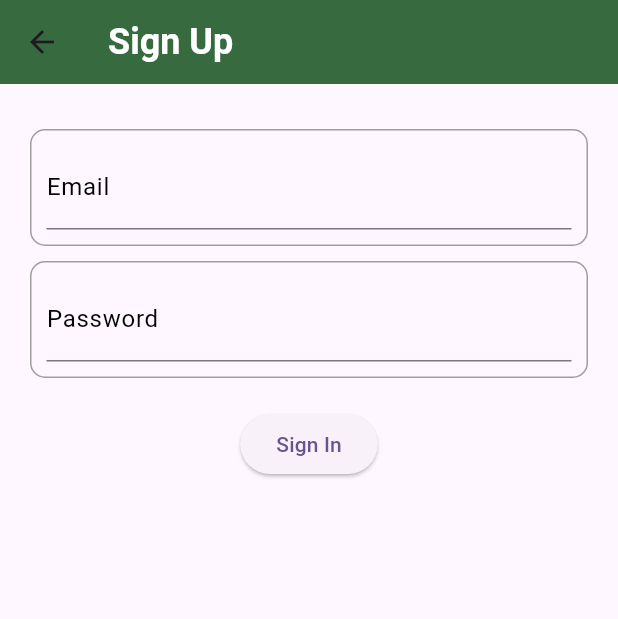
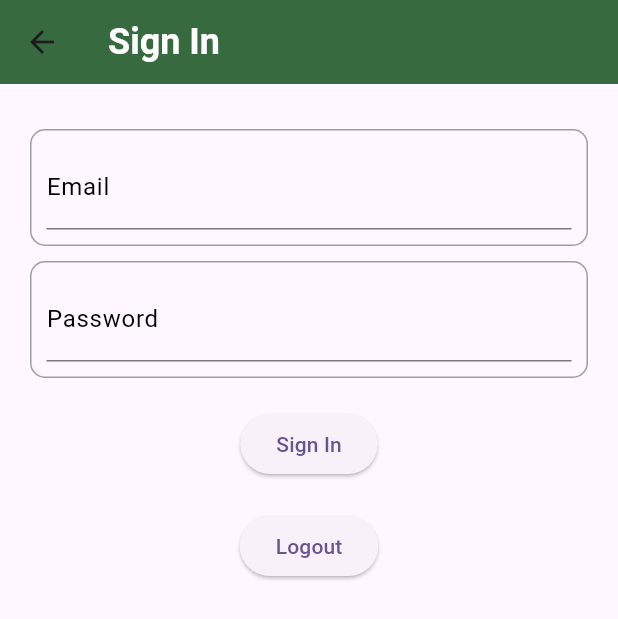
Before and after one commit to Labbe1234/Flutter-App-, a Flutter app: the screen it shows after launch, after a tap on "Sign In", on a phone screen of 412 x 824 dp. Shown: the top 619 px of the screen. Run offline on Flutter 3.47's test engine with Material 3 defaults, Android fonts, the phone set to English and light mode, and no system bars; our stand-ins replace firebase_auth, firebase_core, image_picker, shared_preferences, youtube_player_flutter; missing offline and left inert: tflite_v2; accounts and stored records are empty; network calls fail.

Commit message:
intento de mantener usuario (mejorar)

```diff
--- a/lib/Widgets/sign_in.dart
+++ b/lib/Widgets/sign_in.dart
@@ -1,4 +1,5 @@
 import 'package:firebase_auth/firebase_auth.dart';
+import 'package:shared_preferences/shared_preferences.dart';
 import 'package:flutter/material.dart';
 
 class SignInPage extends StatefulWidget {
@@ -12,14 +13,49 @@
   final TextEditingController _emailController = TextEditingController();
   final TextEditingController _passwordController = TextEditingController();
   bool _showPassword = false; // Flag to control password visibility
+  late SharedPreferences _prefs; // Declare SharedPreferences instance
 
-  Future<void> _signIn() async {
+  @override
+  void initState() {
+    super.initState();
+    _initPrefs();
+  }
+
+  // Initialize SharedPreferences and check for saved credentials
+  Future<void> _initPrefs() async {
+    _prefs = await SharedPreferences.getInstance();
+    _checkSavedCredentials();
+  }
+
+  // Check for saved credentials and attempt automatic sign-in
+  void _checkSavedCredentials() async {
+    final String? savedEmail = _prefs.getString('email');
+    final String? savedPassword = _prefs.getString('password');
+
+    if (savedEmail != null && savedPassword != null) {
+      // Try to sign in with saved credentials
+      await _signIn(email: savedEmail, password: savedPassword);
+    }
+  }
+
+  // Sign-in method to handle both manual and automatic sign-in
+  Future<void> _signIn({String? email, String? password}) async {
     try {
       final FirebaseAuth auth = FirebaseAuth.instance;
+
+      if (email == null && password == null) {
+        // Manual sign-in with form data
         await auth.signInWithEmailAndPassword(
           email: _emailController.text.trim(),
           password: _passwordController.text.trim(),
         );
+      } else {
+        // Automatic sign-in with saved credentials
+        await auth.signInWithEmailAndPassword(email: email!, password: password!);
+      }
+
+      // Save credentials for automatic sign-in on app relaunch (after successful sign-in)
+      _saveLoginCredentials(_emailController.text.trim(), _passwordController.text.trim());
 
       // Navigate to home page after successful sign-in
       Navigator.pushReplacementNamed(context, '/home');
@@ -35,11 +71,32 @@
       // Handle other errors
       print(e);
       ScaffoldMessenger.of(context).showSnackBar(
-        SnackBar(
+        const SnackBar(
           content: Text('An unknown error occurred.'),
         ),
       );
     }
+  }
+
+  // Save login credentials to SharedPreferences
+  void _saveLoginCredentials(String email, String password) async {
+    await _prefs.setString('email', email);
+    await _prefs.setString('password', password);
+  }
+
+  // Logout method to clear saved credentials
+  void _logout() async {
+    await FirebaseAuth.instance.signOut();
+    _clearSavedCredentials();
+
+    // Navigate to login page after successful logout
+    Navigator.pushReplacementNamed(context, '/sign_in');
+  }
+
+  // Clear saved credentials from SharedPreferences
+  void _clearSavedCredentials() async {
+    await _prefs.remove('email');
+    await _prefs.remove('password');
   }
 
   @override
@@ -48,7 +105,7 @@
       appBar: AppBar(
         backgroundColor: const Color.fromARGB(201, 1, 68, 11), // Dark blue background
         title: const Text(
-        'Sign Up', // Change to 'Sign Up' for consistency
+          'Sign In',
           style: TextStyle(
             color: Colors.white, // White text color
             fontSize: 24.0,
@@ -56,12 +113,12 @@
           ),
         ),
       ),
-    body: SingleChildScrollView( // Allow scrolling if content overflows
-      child: Center( // Center content vertically
+      body: SingleChildScrollView(
+        child: Center(
           child: Padding(
             padding: const EdgeInsets.all(20.0),
             child: Column(
-            mainAxisSize: MainAxisSize.min, // Prevent column from expanding
+              mainAxisSize: MainAxisSize.min,
               children: [
                 const SizedBox(height: 10.0),
                 _buildSignUpField(
@@ -77,8 +134,13 @@
                 ),
                 const SizedBox(height: 20.0),
                 ElevatedButton(
-                onPressed: _signIn,
+                  onPressed: () => _signIn(), // Use the sign-in method without parameters
                   child: const Text('Sign In'),
+                ),
+                const SizedBox(height: 20.0),
+                ElevatedButton(
+                  onPressed: _logout, // Logout button
+                  child: const Text('Logout'),
                 ),
               ],
             ),
--- a/lib/Widgets/home_page.dart
+++ b/lib/screen/home_page.dart
@@ -2,7 +2,7 @@
 import 'package:http/http.dart' as http;
 import 'dart:convert';
 import 'package:url_launcher/url_launcher.dart';
-import 'google_maps.dart'; // Importa el archivo de Google Maps
+import '../Widgets/google_maps.dart'; // Importa el archivo de Google Maps
 
 class HomePage extends StatefulWidget {
   @override
--- a/pubspec.yaml
+++ b/pubspec.yaml
@@ -24,6 +24,8 @@
   image: ^3.0.1
   firebase_core: ^2.32.0
   firebase_auth: ^4.20.0
+  youtube_player_flutter: ^8.0.0
+  shared_preferences: ^2.2.3
 
 dev_dependencies:
   flutter_test:
```
Also changed, not shown: lib/Widgets/camera_page.dart (+36 -65 lines), lib/Widgets/sign_up.dart (+9 -1 lines), lib/Widgets/video_card.dart (deleted, +0 -88 lines), lib/Widgets/video_data.dart (added, +93 -0 lines), lib/main.dart (+4 -4 lines), lib/screen/info_page.dart (renamed from lib/Widgets/info_page.dart), lib/screen/settings_page.dart (renamed from lib/Widgets/settings_page.dart), lib/screen/splash_screen.dart (renamed from lib/Widgets/splash_screen.dart), pubspec.lock, 1 other file. Lines whose indentation alone changed are shown as unchanged.
